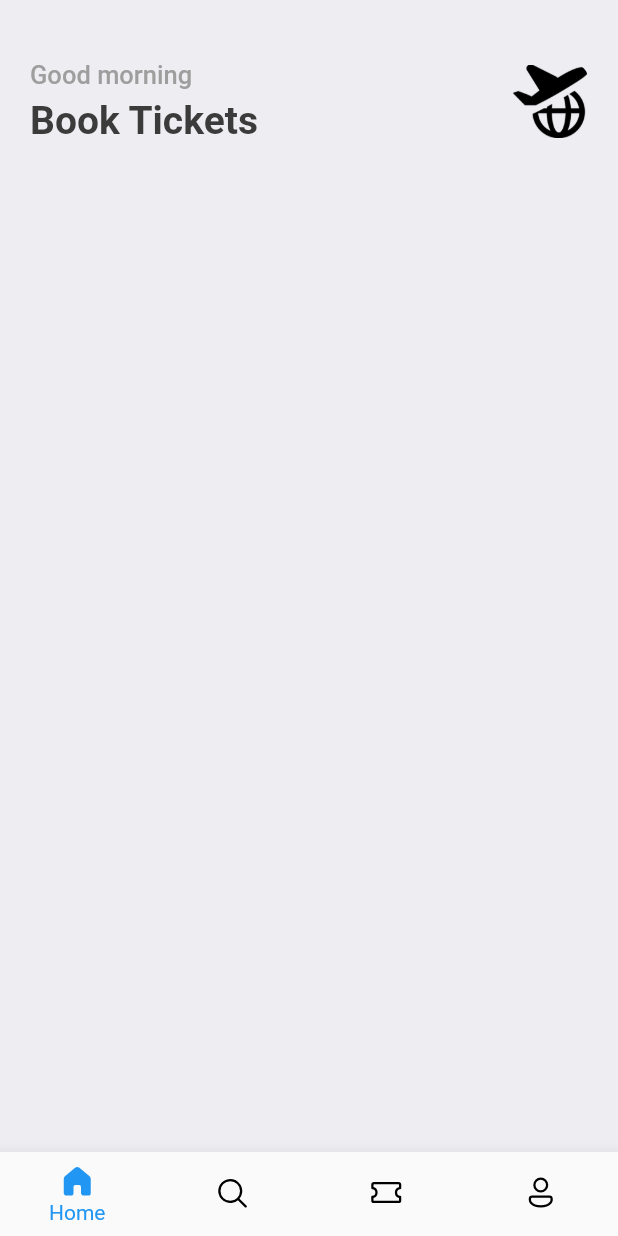
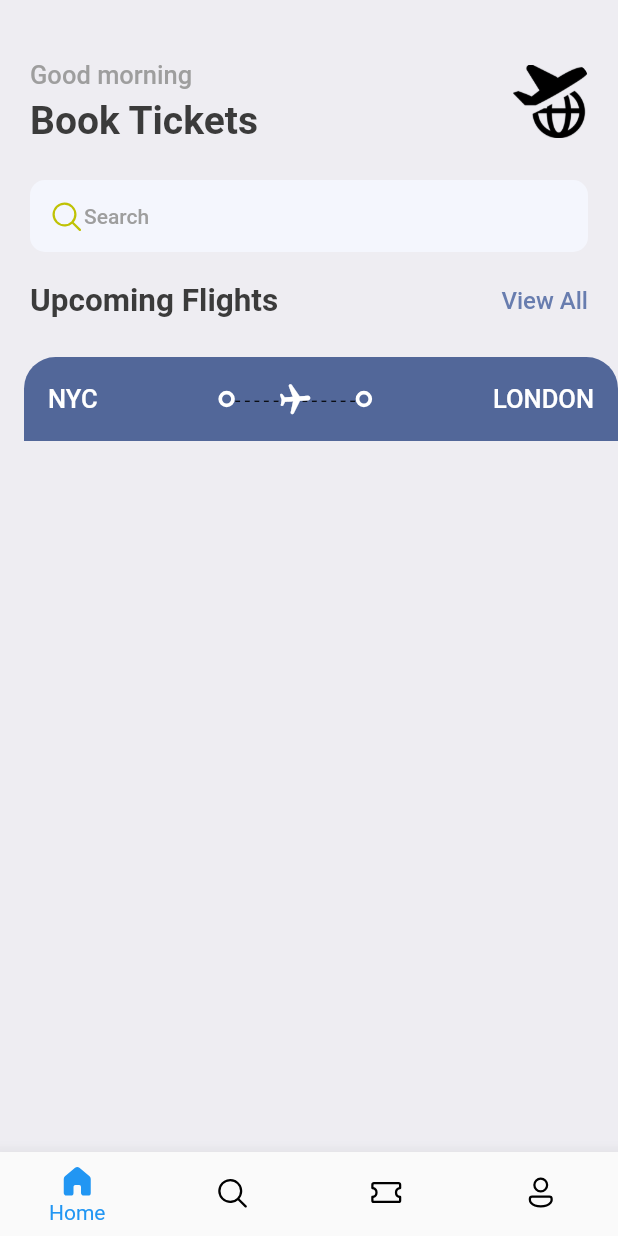
Before and after one commit to nirav-bugs/TicketBooking-FlutterApp, a Flutter app: the screen it shows after launch, on a phone screen of 412 x 824 dp. Run offline on Flutter 3.47's test engine with Material 2 defaults, Android fonts, the phone set to English and light mode, and no system bars; our stand-ins replace fluentui_icons, gap.

Commit message:
Ticket part

```diff
--- /dev/null
+++ b/lib/app_layout.dart
@@ -0,0 +1,7 @@
+import 'package:flutter/material.dart';
+
+class AppLayout {
+  static getSize(BuildContext context) {
+    return MediaQuery.of(context).size;
+  }
+}
--- a/lib/app_styles.dart
+++ b/lib/app_styles.dart
@@ -1,7 +1,7 @@
 import 'package:flutter/material.dart';
 
 // Color primary = const Color(0xFF68daf);
-final Color primary = Color.fromARGB(255, 255, 0, 81);
+const Color primary = Color(0xFF687daf);
 
 class Styles {
   static Color primaryColor = primary;
--- a/lib/screens/homeScreen.dart
+++ b/lib/screens/homeScreen.dart
@@ -1,6 +1,8 @@
+import 'package:fluentui_icons/fluentui_icons.dart';
 import 'package:flutter/material.dart';
 import 'package:gap/gap.dart';
 import 'package:ticket_booking/app_styles.dart';
+import 'package:ticket_booking/screens/ticketView.dart';
 
 class HomeScreen extends StatelessWidget {
   const HomeScreen({super.key});
@@ -42,10 +44,53 @@ class HomeScreen extends StatelessWidget {
                               image: AssetImage("assets/images/img_1.png"))),
                     )
                   ],
+                ),
+                const Gap(25),
+                Container(
+                  // height: 50, or below
+
+                  padding:
+                      const EdgeInsets.symmetric(horizontal: 12, vertical: 12),
+
+                  decoration: BoxDecoration(
+                      borderRadius: BorderRadius.circular(10),
+                      color: const Color(0xFFF4F6FD)),
+                  child: Row(
+                    children: [
+                      const Icon(FluentSystemIcons.ic_fluent_search_regular,
+                          color: Color(0xFFBFC205)),
+                      Text(
+                        "Search",
+                        style: Styles.headlinestyle4,
+                      ),
+                    ],
+                  ),
+                ),
+                const Gap(20),
+                Row(
+                  mainAxisAlignment: MainAxisAlignment.spaceBetween,
+                  children: [
+                    Text(
+                      "Upcoming Flights",
+                      style: Styles.headlinestyle2,
+                    ),
+                    InkWell(
+                      onTap: () {
+                        print("You are clicked");
+                      },
+                      child: Text(
+                        "View All",
+                        style: Styles.textstyle
+                            .copyWith(color: Styles.primaryColor),
+                      ),
+                    ),
+                  ],
                 )
               ],
             ),
-          )
+          ),
+          const Gap(25),
+          const TicketView(),
         ],
       ),
     );
--- /dev/null
+++ b/lib/screens/ticketView.dart
@@ -0,0 +1,94 @@
+import 'package:flutter/material.dart';
+import 'package:flutter/src/widgets/framework.dart';
+import 'package:flutter/src/widgets/placeholder.dart';
+import 'package:ticket_booking/app_layout.dart';
+import 'package:ticket_booking/app_styles.dart';
+
+import '../thick_container.dart';
+
+class TicketView extends StatelessWidget {
+  const TicketView({super.key});
+
+  @override
+  Widget build(BuildContext context) {
+    final size = AppLayout.getSize(context);
+    return SizedBox(
+      width: size.width,
+      height: 200,
+      child: Container(
+        margin: const EdgeInsets.only(left: 16),
+        child: Column(
+          children: [
+            Container(
+              decoration: const BoxDecoration(
+                color: Color(0xFF526799),
+                borderRadius: BorderRadius.only(
+                    topLeft: Radius.circular(21),
+                    topRight: Radius.circular(21)),
+              ),
+              padding: const EdgeInsets.all(16),
+              child: Column(
+                children: [
+                  Row(
+                    children: [
+                      Text(
+                        "NYC",
+                        style:
+                            Styles.headlinestyle3.copyWith(color: Colors.white),
+                      ),
+                      // const Spacer(),
+                      Expanded(child: Container()),
+                      const ThickContainer(),
+                      // const Spacer(),
+                      Expanded(
+                          child: Expanded(
+                        child: Stack(children: [
+                          SizedBox(
+                              height: 24,
+                              child: LayoutBuilder(builder:
+                                  (BuildContext context,
+                                      BoxConstraints constraints) {
+                                // print(
+                                //     "The width is  ${constraints.constrainWidth()}");
+                                return Flex(
+                                  direction: Axis.horizontal,
+                                  mainAxisSize: MainAxisSize.max,
+                                  mainAxisAlignment:
+                                      MainAxisAlignment.spaceBetween,
+                                  children: List.generate(
+                                      (constraints.constrainWidth() / 6)
+                                          .floor(),
+                                      (index) => const Text("-")),
+                                );
+                              })),
+                          Center(
+                            child: Transform.rotate(
+                              angle: 1.5,
+                              child: const Icon(
+                                Icons.local_airport_rounded,
+                                color: Colors.white,
+                              ),
+                            ),
+                          ),
+                        ]),
+                      )),
+
+                      const ThickContainer(),
+                      // const Spacer(),
+                      Expanded(child: Container()),
+                      Text(
+                        "LONDON",
+                        style:
+                            Styles.headlinestyle3.copyWith(color: Colors.white),
+                      ),
+                    ],
+                  )
+                ],
+              ),
+            )
+          ],
+        ),
+      ),
+    );
+  }
+}
--- /dev/null
+++ b/lib/thick_container.dart
@@ -0,0 +1,18 @@
+import 'package:flutter/material.dart';
+import 'package:flutter/src/widgets/framework.dart';
+import 'package:flutter/src/widgets/placeholder.dart';
+
+class ThickContainer extends StatelessWidget {
+  const ThickContainer({super.key});
+
+  @override
+  Widget build(BuildContext context) {
+    return Container(
+      padding: const EdgeInsets.all(3.0),
+      decoration: BoxDecoration(
+        borderRadius: BorderRadius.circular(20),
+        border: Border.all(width: 2.5, color: Colors.white),
+      ),
+    );
+  }
+}
```
